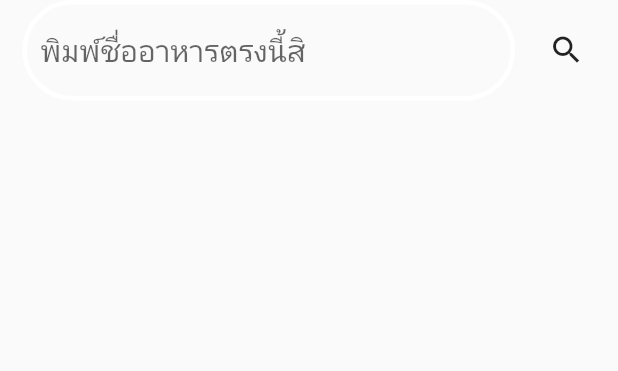
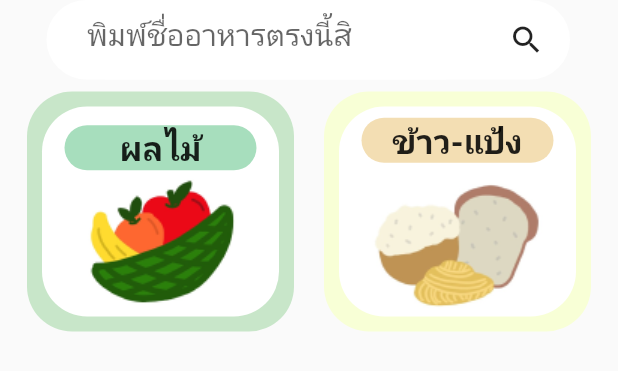
Before and after one commit to AINutritionProject/KinDeeUDee, a Flutter app: the TextFieldExample widget shown alone on an empty page, opened directly, on a phone screen of 412 x 824 dp. Shown: the top 371 px of the screen. Run offline on Flutter 3.47's test engine with Material 2 defaults, Android fonts, the phone set to English and light mode, and no system bars; our stand-ins replace camera, cloud_firestore, csv, dotted_border, firebase_auth, firebase_core and 6 more; accounts and stored records are empty.

Commit message:
change page by search

```diff
--- a/lib/pages/camera.dart
+++ b/lib/pages/camera.dart
@@ -33,6 +33,7 @@ class _CameraPageState extends State<CameraPage> {
 
   Future<void> takePicture() async {
     XFile image = await camController.takePicture();
+    // ignore: use_build_context_synchronously
     if (!context.mounted) {
       return;
     }
@@ -60,6 +61,7 @@ class _CameraPageState extends State<CameraPage> {
       print("Not get image");
       return;
     }
+    // ignore: use_build_context_synchronously
     if (!context.mounted) {
       return;
     }
--- a/lib/pages/menu.dart
+++ b/lib/pages/menu.dart
@@ -85,66 +85,7 @@ class MenuPage extends StatelessWidget {
                       )),
                 ],
               ),
-              Padding(
-                padding: const EdgeInsets.only(left: 31, right: 32),
-                child: Container(
-                    width: double.infinity,
-                    height: 53,
-                    decoration: const BoxDecoration(
-                        color: Colors.white,
-                        borderRadius: BorderRadius.all(
-                          Radius.circular(50),
-                        )),
-                    child: const TextFieldExample()),
-              ),
-              Padding(
-                padding: const EdgeInsets.all(8.0),
-                child: SizedBox(
-                  height: 160,
-                  child: Row(children: [
-                    Expanded(
-                        flex: 1,
-                        child: GestureDetector(
-                          onTap: () {
-                            Navigator.of(context).push(
-                              MaterialPageRoute(
-                                builder: (context) =>
-                                    const RealAllFoodPage(type: "Fruit"),
-                              ),
-                            );
-                          },
-                          child: GestureDetector(
-                            onTap: () {
-                              Navigator.of(context).push(MaterialPageRoute(
-                                  builder: (context) =>
-                                      const RealAllFoodPage(type: "Fruit")));
-                            },
-                            child: MenuTypeIcon(
-                              name: "ผลไม้",
-                              color: Colors.green.shade100,
-                              colorIcon: const Color.fromRGBO(167, 222, 189, 1),
-                              imageAssetPath: "assets/images/Menu/fruit.png",
-                            ),
-                          ),
-                        )),
-                    Expanded(
-                        flex: 1,
-                        child: GestureDetector(
-                          onTap: () {
-                            Navigator.of(context).push(MaterialPageRoute(
-                                builder: (context) =>
-                                    const RealAllFoodPage(type: "Flour")));
-                          },
-                          child: const MenuTypeIcon(
-                            name: "ข้าว-แป้ง",
-                            color: Color.fromRGBO(248, 255, 214, 1),
-                            colorIcon: Color.fromRGBO(243, 222, 179, 1),
-                            imageAssetPath: "assets/images/Menu/rice.png",
-                          ),
-                        )),
-                  ]),
-                ),
-              ),
+              const TextFieldExample(),
             ],
           ),
         ));
@@ -219,23 +160,24 @@ class TextFieldExample extends StatefulWidget {
 }
 
 class _TextFieldExampleState extends State<TextFieldExample> {
-  late TextEditingController _controller;
+  bool _active = false;
 
-  @override
-  void initState() {
-    super.initState();
-    _controller = TextEditingController();
-  }
-
-  @override
-  void dispose() {
-    _controller.dispose();
-    super.dispose();
-  }
-
+  String text_seach = "";
   @override
   Widget build(BuildContext context) {
-    return Row(children: [
+    return Column(
+      children: [
+        Padding(
+          padding: const EdgeInsets.only(left: 31, right: 32),
+          child: Container(
+            width: double.infinity,
+            height: 53,
+            decoration: const BoxDecoration(
+                color: Colors.white,
+                borderRadius: BorderRadius.all(
+                  Radius.circular(50),
+                )),
+            child: Row(children: [
               Expanded(
                   flex: 5,
                   child: Container(
@@ -250,21 +192,76 @@ class _TextFieldExampleState extends State<TextFieldExample> {
                               borderRadius: BorderRadius.circular(50.0),
                             ),
                           ),
+                          onChanged: (text) {
+                            setState(
+                              () {
+                                if (text == "") {
+                                  _active = false;
+                                } else {
+                                  _active = true;
+                                }
+                                text_seach = text;
+                                print('First text field: $text');
+                                print(' $_active............');
+                              },
+                            );
+                          },
                           style: const TextStyle(fontSize: 20)))),
+              const Expanded(flex: 1, child: Icon(Icons.search)),
+            ]),
+          ),
+        ),
+        (_active)
+            ? Text(text_seach)
+            : Padding(
+                padding: const EdgeInsets.all(8.0),
+                child: SizedBox(
+                  height: 160,
+                  child: Row(children: [
                     Expanded(
                         flex: 1,
-        child: SizedBox(
-          width: double.infinity,
-          child: IconButton(
-            icon: const Icon(Icons.search),
-            onPressed: () {
-              setState(
-                () {},
+                        child: GestureDetector(
+                          onTap: () {
+                            Navigator.of(context).push(
+                              MaterialPageRoute(
+                                builder: (context) =>
+                                    const RealAllFoodPage(type: "Fruit"),
+                              ),
                             );
                           },
+                          child: GestureDetector(
+                            onTap: () {
+                              Navigator.of(context).push(MaterialPageRoute(
+                                  builder: (context) =>
+                                      const RealAllFoodPage(type: "Fruit")));
+                            },
+                            child: MenuTypeIcon(
+                              name: "ผลไม้",
+                              color: Colors.green.shade100,
+                              colorIcon: const Color.fromRGBO(167, 222, 189, 1),
+                              imageAssetPath: "assets/images/Menu/fruit.png",
                             ),
                           ),
-      )
-    ]);
+                        )),
+                    Expanded(
+                        flex: 1,
+                        child: GestureDetector(
+                          onTap: () {
+                            Navigator.of(context).push(MaterialPageRoute(
+                                builder: (context) =>
+                                    const RealAllFoodPage(type: "Flour")));
+                          },
+                          child: const MenuTypeIcon(
+                            name: "ข้าว-แป้ง",
+                            color: Color.fromRGBO(248, 255, 214, 1),
+                            colorIcon: Color.fromRGBO(243, 222, 179, 1),
+                            imageAssetPath: "assets/images/Menu/rice.png",
+                          ),
+                        )),
+                  ]),
+                ),
+              ),
+      ],
+    );
   }
 }
```
Lines whose indentation alone changed are shown as unchanged.
